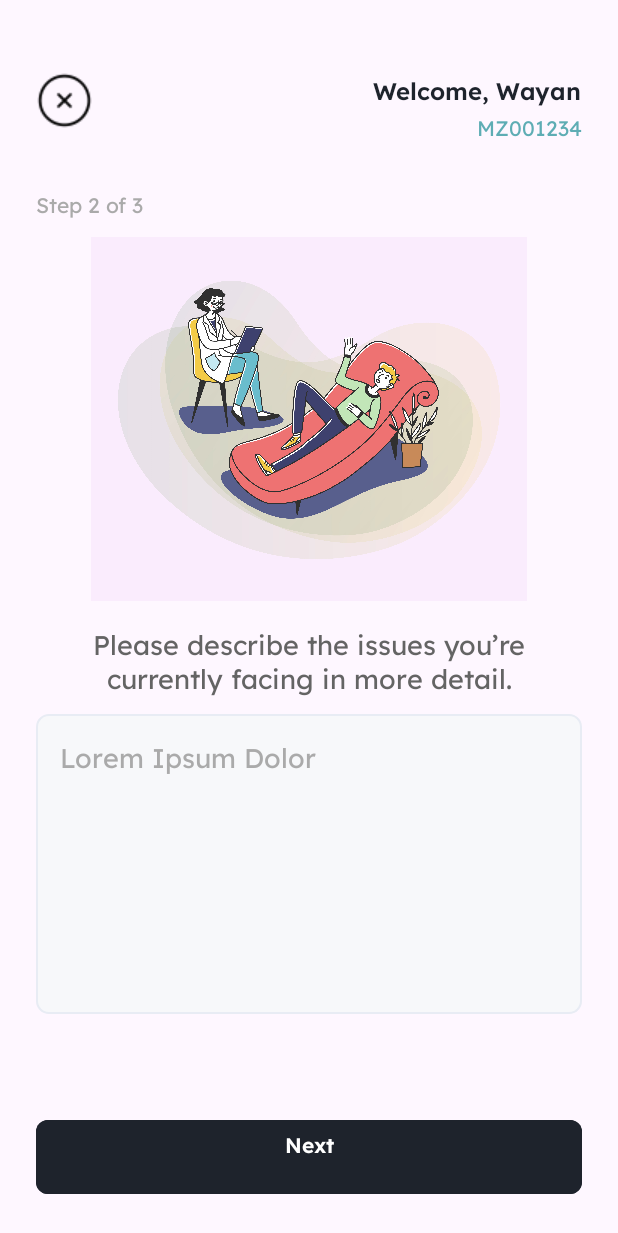
After one commit to iwayanardikachandra04/SenseVisorApp, an Android app: the QuestionSecondActivity screen opened directly, with no data from a screen before it, on a phone screen of 412 x 824 dp. The commit adds this screen. Shown: the top 1233 px of the screen. Run offline under Robolectric (Android 15) with nearby library versions, the phone set to English and light mode, and no system bars.

Commit message:
question page

```diff
--- a/app/src/main/AndroidManifest.xml
+++ b/app/src/main/AndroidManifest.xml
@@ -13,6 +13,12 @@
         android:supportsRtl="true"
         android:theme="@style/Theme.SenseVisor"
         tools:targetApi="31">
+        <activity
+            android:name=".ui.QuestionSecondActivity"
+            android:exported="false" />
+        <activity
+            android:name=".ui.QuestionOneActivity"
+            android:exported="false" />
         <activity
             android:name=".ui.HomeActivity"
             android:exported="false" />
--- /dev/null
+++ b/app/src/main/java/com/example/sensevisor/ui/QuestionSecondActivity.kt
@@ -0,0 +1,27 @@
+package com.example.sensevisor.ui
+
+import android.os.Bundle
+import androidx.activity.enableEdgeToEdge
+import androidx.appcompat.app.AppCompatActivity
+import androidx.core.view.ViewCompat
+import androidx.core.view.WindowInsetsCompat
+import com.example.sensevisor.databinding.ActivityQuestionSecondBinding
+
+class QuestionSecondActivity : AppCompatActivity() {
+
+    private lateinit var binding: ActivityQuestionSecondBinding
+
+    override fun onCreate(savedInstanceState: Bundle?) {
+        super.onCreate(savedInstanceState)
+        enableEdgeToEdge()
+
+        binding = ActivityQuestionSecondBinding.inflate(layoutInflater)
+        setContentView(binding.root)
+
+        ViewCompat.setOnApplyWindowInsetsListener(binding.main) { v, insets ->
+            val systemBars = insets.getInsets(WindowInsetsCompat.Type.systemBars())
+            v.setPadding(systemBars.left, systemBars.top, systemBars.right, systemBars.bottom)
+            insets
+        }
+    }
+}
--- /dev/null
+++ b/app/src/main/res/layout/activity_question_second.xml
@@ -0,0 +1,142 @@
+<?xml version="1.0" encoding="utf-8"?>
+<androidx.constraintlayout.widget.ConstraintLayout
+    xmlns:android="http://schemas.android.com/apk/res/android"
+    xmlns:app="http://schemas.android.com/apk/res-auto"
+    xmlns:tools="http://schemas.android.com/tools"
+    android:id="@+id/main"
+    android:layout_width="match_parent"
+    android:layout_height="match_parent"
+    tools:context=".ui.QuestionSecondActivity">
+
+    <!-- Exit Button -->
+    <ImageButton
+        android:id="@+id/btnLogout"
+        android:layout_width="wrap_content"
+        android:layout_height="wrap_content"
+        android:layout_marginTop="48dp"
+        android:layout_marginStart="24dp"
+        android:background="@android:color/transparent"
+        android:contentDescription="@string/logout"
+        android:src="@drawable/ic_close"
+        app:layout_constraintTop_toTopOf="parent"
+        app:layout_constraintStart_toStartOf="parent"/>
+
+    <!-- Welcome -->
+    <TextView
+        android:id="@+id/tvWelcome"
+        android:layout_width="wrap_content"
+        android:layout_height="wrap_content"
+        android:text="@string/welcome_wayan"
+        android:textColor="@color/kindablack"
+        android:textStyle="bold"
+        android:fontFamily="@font/lexenddecasemibold"
+        android:textSize="16sp"
+        android:layout_marginTop="48dp"
+        android:layout_marginEnd="24dp"
+        app:layout_constraintTop_toTopOf="parent"
+        app:layout_constraintEnd_toEndOf="parent" />
+
+    <!-- User ID -->
+    <TextView
+        android:id="@+id/tvUserId"
+        android:layout_width="wrap_content"
+        android:layout_height="wrap_content"
+        android:text="@string/mz001234"
+        android:textColor="@color/kindablue"
+        android:fontFamily="@font/lexenddecaregular"
+        android:textSize="14sp"
+        android:layout_marginTop="4dp"
+        app:layout_constraintTop_toBottomOf="@id/tvWelcome"
+        app:layout_constraintEnd_toEndOf="@id/tvWelcome" />
+
+    <!-- Step indicator -->
+    <TextView
+        android:id="@+id/tvStep"
+        android:layout_width="wrap_content"
+        android:layout_height="wrap_content"
+        android:text="@string/step_2_of_3"
+        android:textColor="@android:color/darker_gray"
+        android:textSize="14sp"
+        android:layout_marginTop="32dp"
+        android:layout_marginStart="24dp"
+        android:fontFamily="@font/lexenddecaregular"
+        app:layout_constraintTop_toBottomOf="@id/tvUserId"
+        app:layout_constraintStart_toStartOf="parent"/>
+
+    <!-- Illustration -->
+    <ImageView
+        android:id="@+id/imgIllustration"
+        android:layout_width="0dp"
+        android:layout_height="0dp"
+        android:layout_marginTop="12dp"
+        android:layout_marginStart="24dp"
+        android:layout_marginEnd="24dp"
+        android:contentDescription="@string/lorem_ipsum_dolor"
+        android:src="@drawable/page_two"
+        android:scaleType="fitCenter"
+        app:layout_constraintTop_toBottomOf="@id/tvStep"
+        app:layout_constraintStart_toStartOf="parent"
+        app:layout_constraintEnd_toEndOf="parent"
+        app:layout_constraintDimensionRatio="H,3:2" />
+
+    <!-- Question -->
+    <TextView
+        android:id="@+id/tvQuestion"
+        android:layout_width="0dp"
+        android:layout_height="wrap_content"
+        android:text="@string/please_describe_the_issues"
+        android:textColor="@color/kindagrey"
+        android:textSize="18sp"
+        android:layout_marginTop="16dp"
+        android:layout_marginStart="24dp"
+        android:layout_marginEnd="24dp"
+        android:textAlignment="center"
+        android:fontFamily="@font/lexenddecaregular"
+        app:layout_constraintTop_toBottomOf="@id/imgIllustration"
+        app:layout_constraintStart_toStartOf="parent"
+        app:layout_constraintEnd_toEndOf="parent" />
+
+    <!-- Input Field -->
+    <EditText
+        android:id="@+id/etDescription"
+        android:layout_width="0dp"
+        android:layout_height="200dp"
+        android:autofillHints="Please Describe"
+        android:minHeight="70dp"
+        android:hint="@string/lorem_ipsum_dolor"
+        android:gravity="top|start"
+        android:inputType="textMultiLine"
+        android:maxLines="5"
+        android:background="@drawable/bg_edittext_rounded"
+        android:padding="16dp"
+        android:fontFamily="@font/lexenddecaregular"
+        android:textColor="@color/kindablack"
+        android:textColorHint="@android:color/darker_gray"
+        android:layout_marginTop="12dp"
+        android:layout_marginStart="24dp"
+        android:layout_marginEnd="24dp"
+        app:layout_constraintTop_toBottomOf="@id/tvQuestion"
+        app:layout_constraintStart_toStartOf="parent"
+        app:layout_constraintEnd_toEndOf="parent"
+        app:layout_constraintBottom_toTopOf="@id/btnNext"
+        app:layout_constraintVertical_bias="0" />
+
+    <!-- Next Button -->
+    <Button
+        android:id="@+id/btnNext"
+        android:layout_width="0dp"
+        android:layout_height="wrap_content"
+        android:text="@string/next"
+        android:layout_marginTop="12dp"
+        android:layout_marginBottom="24dp"
+        android:layout_marginStart="24dp"
+        android:layout_marginEnd="24dp"
+        android:backgroundTint="@color/kindablack"
+        android:textColor="@android:color/white"
+        android:fontFamily="@font/lexenddecasemibold"
+        app:cornerRadius="8dp"
+        app:layout_constraintBottom_toBottomOf="parent"
+        app:layout_constraintStart_toStartOf="parent"
+        app:layout_constraintEnd_toEndOf="parent" />
+
+</androidx.constraintlayout.widget.ConstraintLayout>
--- a/app/src/main/res/values/strings.xml
+++ b/app/src/main/res/values/strings.xml
@@ -41,4 +41,20 @@
     <string name="welcome_wayan">Welcome, Wayan</string>
     <string name="logout">Logout</string>
 
+
+    <!-- Question One-->
+    <string name="step_1_of_3">Step 1 of 3</string>
+    <string name="what_type_of_problem_are_you_facing">What type of problem are you facing?</string>
+    <string name="personal_problem">Personal Problem</string>
+    <string name="emotional_problem">Emotional Problem</string>
+    <string name="social_problem">Social Problem</string>
+    <string name="other">Other...</string>
+
+    <!-- Question Two-->
+    <string name="step_2_of_3">Step 2 of 3</string>
+    <string name="please_describe_the_issues">Please describe the issues you’re currently facing in more detail.</string>
+    <string name="lorem_ipsum_dolor">Lorem Ipsum Dolor</string>
+    <string name="next">Next\n</string>
+
+
 </resources>
```
Also changed, not shown: app/src/main/java/com/example/sensevisor/ui/HomeActivity.kt (+7 -0 lines), app/src/main/java/com/example/sensevisor/ui/QuestionOneActivity.kt (added, +30 -0 lines), app/src/main/res/layout/activity_question_one.xml (added, +162 -0 lines), app/src/main/res/drawable/ic_close.png (added), app/src/main/res/drawable/page_two.jpg (added), 2 other files.
